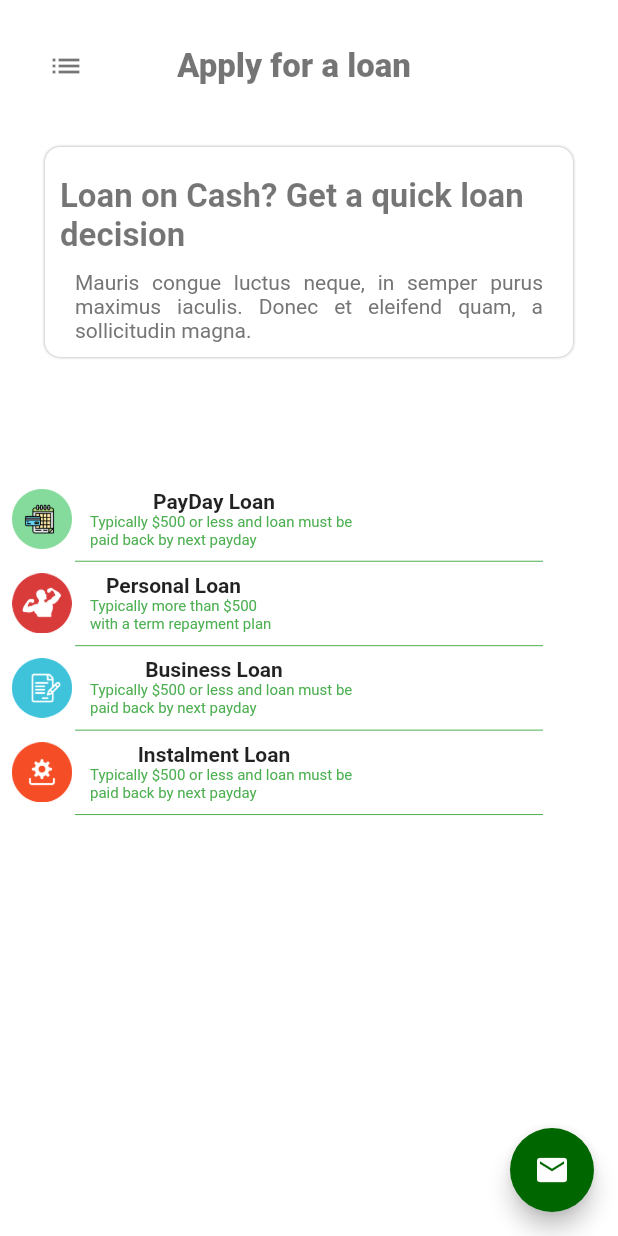
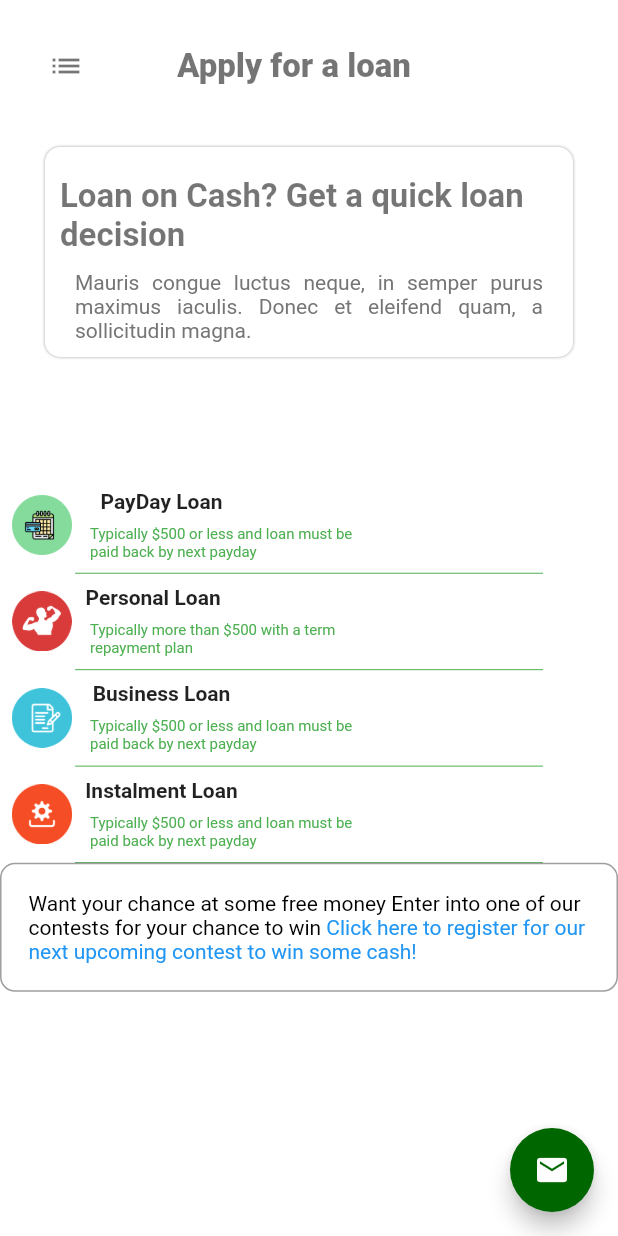
Before and after one commit to ali-shahKust/Sameed_loanApp, a Flutter app: the screen it shows after launch, on a phone screen of 412 x 824 dp. Run offline on Flutter 3.47's test engine with Material 2 defaults, Android fonts, the phone set to English and light mode, and no system bars.

Commit message:
Changes in Dashboard

```diff
--- a/lib/Loanpage.dart
+++ b/lib/Loanpage.dart
@@ -494,7 +494,7 @@ class _LoanPageState extends State<LoanPage> with TickerProviderStateMixin {
               myvalue==1 ?Padding(
                 padding: const EdgeInsets.all(22.0),
                 child: Container(
-                  height: 280,
+                  height: 350,
 
                   decoration: BoxDecoration(
                     borderRadius: BorderRadius.circular(10),
--- a/lib/applyloanpage.dart
+++ b/lib/applyloanpage.dart
@@ -1,7 +1,9 @@
 import 'package:flutter/cupertino.dart';
+import 'package:flutter/gestures.dart';
 import 'package:flutter/material.dart';
 import 'package:sameed_ui/HomePage.dart';
 import 'package:sameed_ui/constant.dart';
+import 'package:url_launcher/url_launcher.dart';
 
 import 'Faq.dart';
 import 'Loanpage.dart';
@@ -119,23 +121,22 @@ class _ApplyLoanState extends State<ApplyLoan> {
                       children: <Widget>[
                         Row(
                           children: <Widget>[
-                            Column(
-                              children: <Widget>[
                             Image.asset(
                               'images/g2.png',
                               width: 40,
                               height: 40,
                             ),
-                              ],
-                            ),
                             Column(
                               children: <Widget>[
-                                Text(
+                                Padding(
+                                  padding: const EdgeInsets.only(right:70.0),
+                                  child: Text(
                                     'PayDay Loan',
                                     style: TextStyle(fontWeight: FontWeight.bold),
                                   ),
+                                ),
                                 Padding(
-                                  padding: const EdgeInsets.only(left: 12.0),
+                                  padding: const EdgeInsets.only(left: 12.0,top:8),
                                   child: Text(
                                     'Typically \$500 or less and loan must be \npaid back by next payday ',
                                     style: TextStyle(
@@ -168,25 +169,24 @@ class _ApplyLoanState extends State<ApplyLoan> {
                       children: <Widget>[
                         Row(
                           children: <Widget>[
-                            Column(
-                              children: <Widget>[
                             Image.asset(
                               'images/g3.png',
                               width: 40,
                               height: 40,
                             ),
-                              ],
-                            ),
                             Column(
                               children: <Widget>[
-                                Text(
+                                Padding(
+                                  padding: const EdgeInsets.only(right:70.0),
+                                  child: Text(
                                     'Personal Loan',
                                     style: TextStyle(fontWeight: FontWeight.bold),
                                   ),
+                                ),
                                 Padding(
-                                  padding: const EdgeInsets.only(left: 12.0),
+                                  padding: const EdgeInsets.only(left: 12.0,top:8),
                                   child: Text(
-                                    'Typically more than \$500 \nwith a term repayment plan ',
+                                    'Typically more than \$500 with a term \nrepayment plan ',
                                     style: TextStyle(
                                         color: Colors.green, fontSize: 10),
                                   ),
@@ -217,23 +217,22 @@ class _ApplyLoanState extends State<ApplyLoan> {
                       children: <Widget>[
                         Row(
                           children: <Widget>[
-                            Column(
-                              children: <Widget>[
                             Image.asset(
                               'images/g5.png',
                               width: 40,
                               height: 40,
                             ),
-                              ],
-                            ),
                             Column(
                               children: <Widget>[
-                                Text(
+                                Padding(
+                                  padding: const EdgeInsets.only(right:70.0),
+                                  child: Text(
                                     'Business Loan',
                                     style: TextStyle(fontWeight: FontWeight.bold),
                                   ),
+                                ),
                                 Padding(
-                                  padding: const EdgeInsets.only(left: 12.0),
+                                  padding: const EdgeInsets.only(left: 12.0,top:8),
                                   child: Text(
                                     'Typically \$500 or less and loan must be \npaid back by next payday ',
                                     style: TextStyle(
@@ -266,23 +265,22 @@ class _ApplyLoanState extends State<ApplyLoan> {
                       children: <Widget>[
                         Row(
                           children: <Widget>[
-                            Column(
-                              children: <Widget>[
                             Image.asset(
                               'images/g4.png',
                               width: 40,
                               height: 40,
                             ),
-                              ],
-                            ),
                             Column(
                               children: <Widget>[
-                                Text(
+                                Padding(
+                                  padding: const EdgeInsets.only(right:70.0),
+                                  child: Text(
                                     'Instalment Loan',
                                     style: TextStyle(fontWeight: FontWeight.bold),
                                   ),
+                                ),
                                 Padding(
-                                  padding: const EdgeInsets.only(left: 12.0),
+                                  padding: const EdgeInsets.only(left: 12.0,top:8),
                                   child: Text(
                                     'Typically \$500 or less and loan must be \npaid back by next payday ',
                                     style: TextStyle(
@@ -302,6 +300,32 @@ class _ApplyLoanState extends State<ApplyLoan> {
                   child: Divider(
                     height: 0.3,
                     color: Colors.green,
+                  ),
+                ),
+                Container(
+                  decoration: BoxDecoration(
+                    borderRadius: BorderRadius.circular(10),
+                    border: Border.all(color: Colors.grey,width: 1)
+                  ),
+                  child: Padding(
+                    padding: const EdgeInsets.all(18.0),
+                    child: new RichText(
+                      text: new TextSpan(
+                        children: [
+                          new TextSpan(
+                            text: 'Want your chance at some free money Enter into one of our contests for your chance to win ',
+                            style: new TextStyle(color: Colors.black),
+                          ),
+                          new TextSpan(
+                            text: 'Click here to register for our next upcoming contest to win some cash!',
+                            style: new TextStyle(color: Colors.blue),
+                            recognizer:
+                            new TapGestureRecognizer()..onTap = () { launch('https://moneybacknow.net/');
+                            },
+                          ),
+                        ],
+                      ),
+                    ),
                   ),
                 ),
               ],
```
Lines whose indentation alone changed are shown as unchanged.
